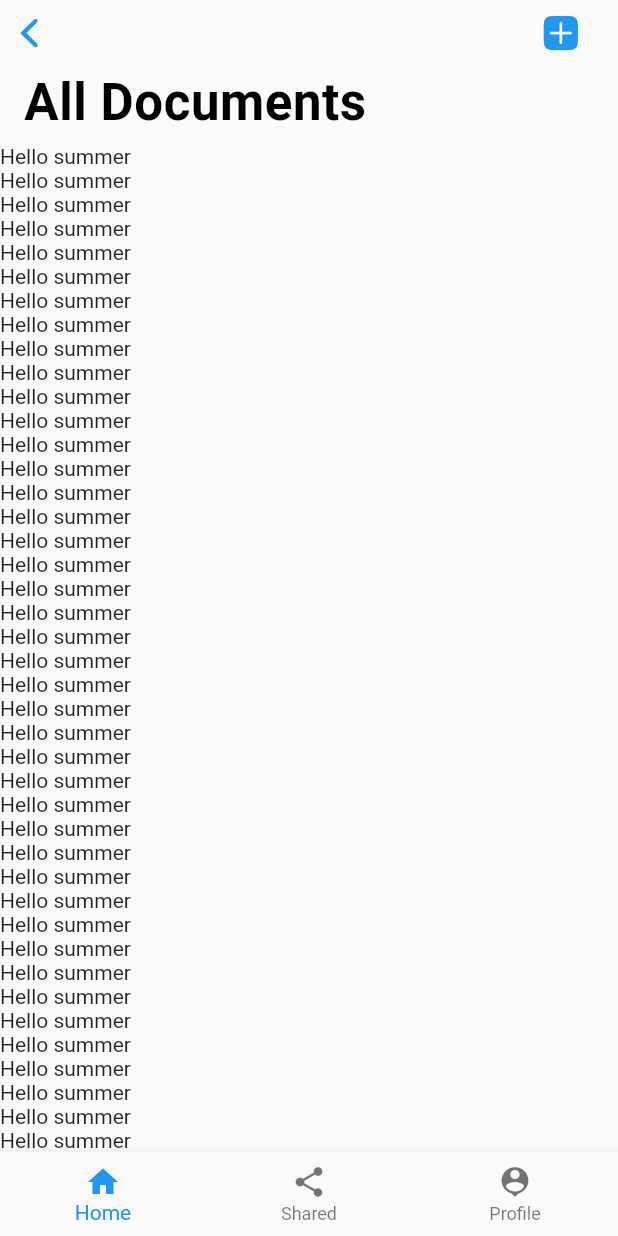
After one commit to dzzirima/myCert, a Flutter app: the Nav screen opened by its route, on a phone screen of 412 x 824 dp. The commit adds this screen. Run offline on Flutter 3.47's test engine with Material 2 defaults, Android fonts, the phone set to English and light mode, and no system bars; our stand-ins replace file_picker, focused_menu, google_fonts; missing offline and left inert: at_client, at_client_mobile, at_commons, at_demo_data, at_server_status, flutter_document_picker and 1 more.

Commit message:
added all documents screen

```diff
--- a/lib/nav/Nav.dart
+++ b/lib/nav/Nav.dart
@@ -3,6 +3,7 @@ import 'package:my_cert/screens/HomeScreen.dart';
 import 'package:my_cert/screens/AlertsScreen.dart';
 import 'package:my_cert/screens/ProfileScreen.dart';
 import 'package:my_cert/screens/revokepaged.dart';
+import 'package:my_cert/widgets/ALLDocuments.dart';
 
 class Nav extends StatefulWidget {
   static final String id = 'nav';
@@ -12,7 +13,8 @@ class Nav extends StatefulWidget {
 class _NavState extends State<Nav> {
   int selectedIndex = 0;
   List<Widget> widgetOptions = <Widget>[
-    Home(),
+    //Home(), // un comment here to get the old home screen
+    AllDocuments(),
     Alerts(),
     Profile(),
     RevokedPage(),
--- a/lib/screens/HomeScreen.dart
+++ b/lib/screens/HomeScreen.dart
@@ -65,7 +65,7 @@ class _HomeState extends State<Home> {
                   );}
                   return ListView(
                     children:[
-                      for(var index = 0 ;index < 2; index ++)
+                      for(var index = 0 ;index < 10; index +1)
                         Text("Hello mandisa")
                     ],
                   );
--- /dev/null
+++ b/lib/widgets/ALLDocuments.dart
@@ -0,0 +1,44 @@
+import 'package:flutter/cupertino.dart';
+import 'package:flutter/material.dart';
+import 'package:my_cert/screens/AddDocument.dart';
+
+
+class AllDocuments extends StatelessWidget {
+  const AllDocuments({Key key}) : super(key: key);
+
+  @override
+  Widget build(BuildContext context) {
+    return CupertinoPageScaffold(
+      child: CustomScrollView(
+        slivers: [
+          CupertinoSliverNavigationBar(
+            largeTitle: Text("All Documents"),
+            trailing:CupertinoButton(
+              padding:const EdgeInsets.all(5.0),
+
+              onPressed: (){
+                Navigator.push(
+                  context,
+                  MaterialPageRoute(
+                    builder: (BuildContext context) =>AddDocument()
+                  )
+                );
+              },
+              child: Icon(
+                CupertinoIcons.plus_app_fill,
+                size: 30,
+              )
+            ) ,
+          ),
+          SliverList(
+              delegate: SliverChildListDelegate([
+                for(var i = 0 ; i < 100 ; i++)
+                  Text("Hello summer")
+
+              ]))
+        ],
+      )
+
+    );
+  }
+}
```
